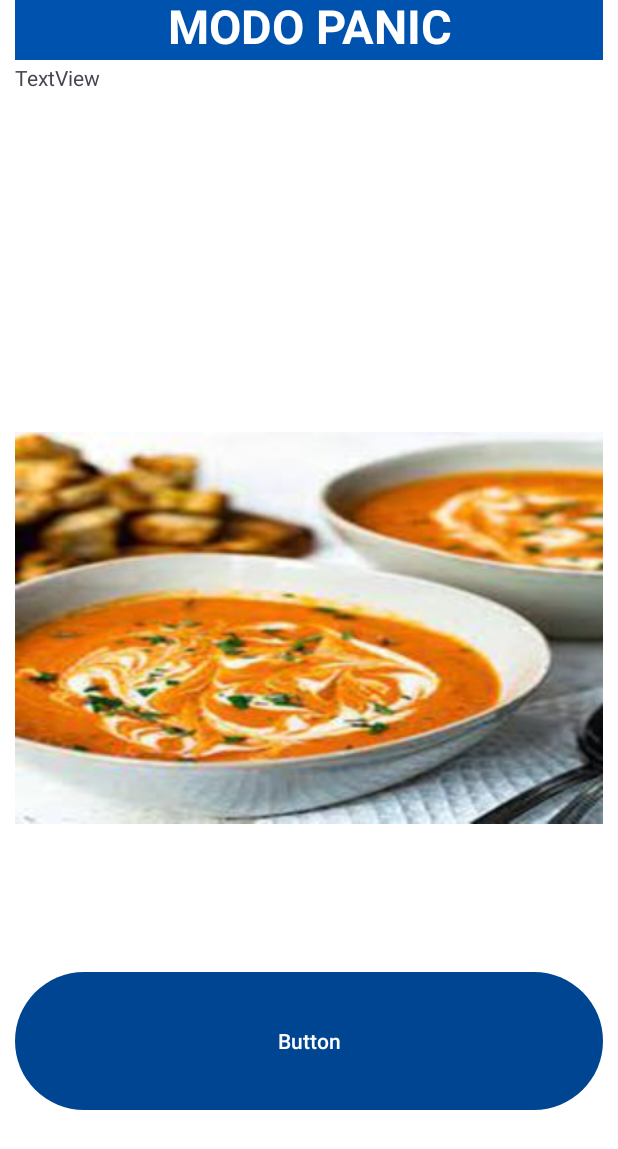
After one commit to adrianoggm/MoodPal, an Android app: the layout fragment_panic.xml on its own in the app's theme, with its tools: preview values and no code run, on a phone screen of 412 x 824 dp. The commit adds this screen. Shown: the top 1149 px of the screen. Run offline under Robolectric (Android 15) with nearby library versions, the phone set to English and light mode, and no system bars.

Commit message:
Creado modo fragmento Panic

```diff
--- a/app/src/main/java/com/example/etsiitgo/MainActivity.java
+++ b/app/src/main/java/com/example/etsiitgo/MainActivity.java
@@ -51,6 +51,7 @@ import com.example.etsiitgo.ui.InteractableFragment;
 import com.example.etsiitgo.ui.LoginScreenFragment;
 import com.example.etsiitgo.ui.MapFragment;
 import com.example.etsiitgo.ui.NotasFragment;
+import com.example.etsiitgo.ui.PanicFragment;
 import com.example.etsiitgo.ui.QrFragment;
 import com.example.etsiitgo.ui.SettingsFragment;
 import com.google.android.material.floatingactionbutton.FloatingActionButton;
@@ -72,7 +73,7 @@ public class MainActivity extends AppCompatActivity implements NavigationView.On
     private NavigationView navigationView;
     private Toolbar toolbar;
 
-    public enum Fragmentos { HOME, MAP, HORARIO, COMEDOR, NOTAS, LOGIN, SETTINGS, QR };
+    public enum Fragmentos { HOME, MAP, HORARIO, COMEDOR, NOTAS, LOGIN, SETTINGS, QR,PANIC_BUTTON };
 
     private HomeFragment homeFragment;
     private MapFragment mapFragment;
@@ -84,6 +85,7 @@ public class MainActivity extends AppCompatActivity implements NavigationView.On
     private SettingsFragment settingsFragment;
     private FragmentContainerView fragmentContainerView;
 
+    private PanicFragment panicFragment;
     // Test
     private BluetoothScanner scanner;
     private BluetoothService bluetoothService;
@@ -521,7 +523,7 @@ public class MainActivity extends AppCompatActivity implements NavigationView.On
     public void onCorrectLogin() {
         // Cambiamos el nombre del menú lateral
         TextView menuName = findViewById(R.id.menu_name);
-        menuName.setText("Alejandro Torres Rodríguez");
+        menuName.setText("Adriano García-Giralda MilenaE");
 
         //ImageView img = findViewById(R.id.nav_profile_picture);
         //img.setImageResource(R.drawable.login_icon2);
--- /dev/null
+++ b/app/src/main/res/layout/fragment_panic.xml
@@ -0,0 +1,85 @@
+<?xml version="1.0" encoding="utf-8"?>
+<FrameLayout xmlns:android="http://schemas.android.com/apk/res/android"
+    xmlns:app="http://schemas.android.com/apk/res-auto"
+    xmlns:tools="http://schemas.android.com/tools"
+    android:layout_width="match_parent"
+    android:layout_height="match_parent"
+    tools:context=".PanicFragment">
+
+    <androidx.constraintlayout.widget.ConstraintLayout
+        android:layout_width="match_parent"
+        android:layout_height="match_parent"
+        android:background="#FFFFFF">
+
+        <LinearLayout
+            app:layout_constraintBottom_toBottomOf="parent"
+            app:layout_constraintEnd_toEndOf="parent"
+            app:layout_constraintStart_toStartOf="parent"
+            android:layout_width="match_parent"
+            android:layout_height="match_parent"
+            android:layout_marginStart="10dp"
+            android:layout_marginEnd="10dp"
+            android:layout_marginBottom="30dp"
+            android:orientation="vertical">
+
+            <LinearLayout
+                android:layout_width="match_parent"
+                android:layout_height="wrap_content"
+                android:orientation="horizontal">
+
+                <TextView
+                    android:id="@+id/textodiamenu"
+                    android:layout_width="wrap_content"
+                    android:layout_height="40dp"
+                    android:layout_weight="1"
+                    android:background="#0052af"
+                    android:includeFontPadding="false"
+                    android:text="MODO PANIC"
+                    android:textAlignment="center"
+                    android:textAllCaps="false"
+                    android:textColor="#FFFFFF"
+                    android:textSize="31sp"
+                    android:textStyle="bold" />
+
+            </LinearLayout>
+
+            <LinearLayout
+                android:layout_width="match_parent"
+                android:layout_height="match_parent"
+                android:layout_marginTop="2dp"
+                android:orientation="vertical">
+
+                <TextView
+                    android:id="@+id/textView5"
+                    android:layout_width="match_parent"
+                    android:layout_height="match_parent"
+                    android:layout_weight="2"
+                    android:text="TextView" />
+
+                <ImageView
+                    android:id="@+id/imageView"
+                    android:layout_width="match_parent"
+                    android:layout_height="match_parent"
+                    android:layout_weight="1"
+                    android:src="@drawable/primero4" />
+
+                <LinearLayout
+                    android:layout_width="match_parent"
+                    android:layout_height="match_parent"
+                    android:layout_weight="2"
+                    android:orientation="horizontal">
+
+                    <Button
+                        android:id="@+id/botonpasarpanic"
+                        android:layout_width="match_parent"
+                        android:layout_height="100dp"
+                        android:layout_weight="2"
+                        android:text="Button" />
+                </LinearLayout>
+
+            </LinearLayout>
+
+        </LinearLayout>
+
+    </androidx.constraintlayout.widget.ConstraintLayout>
+</FrameLayout>
--- a/app/src/main/res/values/strings.xml
+++ b/app/src/main/res/values/strings.xml
@@ -1,5 +1,5 @@
 <resources>
-    <string name="app_name">EtsiitGO</string>
+    <string name="app_name">MoodMate</string>
     <string name="home">Inicio</string>
     <string name="account">Cuenta</string>
     <string name="system">Sistema</string>
```
Also changed, not shown: app/src/main/java/com/example/etsiitgo/ui/PanicFragment.java (added, +140 -0 lines), 1 other file.
